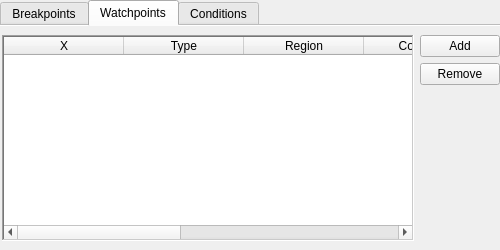
Old version of the form src/BreakpointViewer.ui in the repository openMSX/debugger.
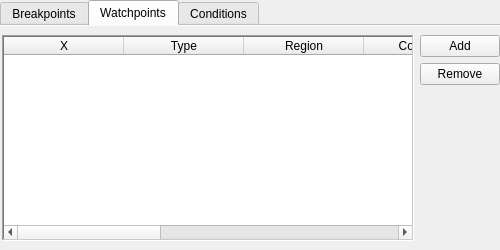
New version of the form. The open tabs and pages were chosen to show the change.

What changed in the file:
```diff
--- a/src/BreakpointViewer.ui
+++ b/src/BreakpointViewer.ui
@@ -242,6 +242,11 @@
         <string>#</string>
        </property>
       </column>
+      <column>
+       <property name="text">
+        <string>real_addr</string>
+       </property>
+      </column>
      </widget>
     </item>
     <item>
```
